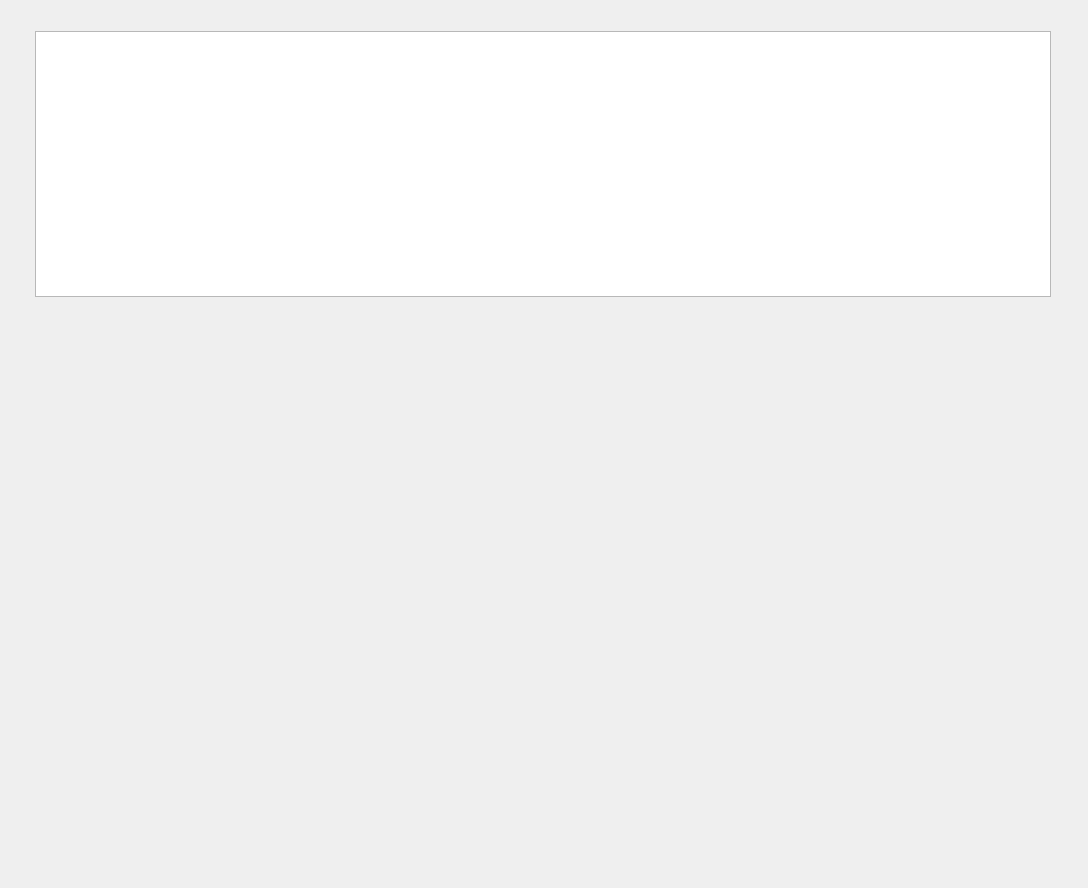
samuelvp360/SVP360CalculationController, file Views/uiPlotResults.ui: the form before one commit.
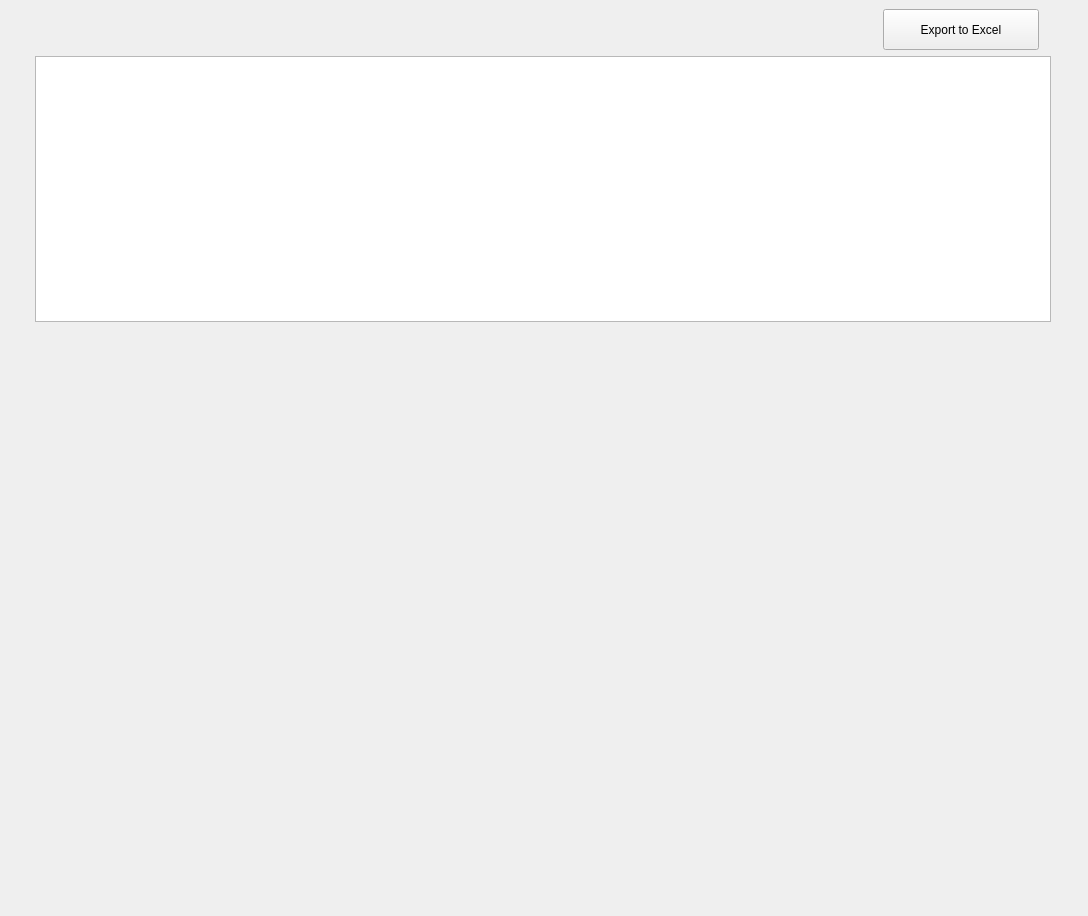
The form after the commit.

```diff
--- a/Views/uiPlotResults.ui
+++ b/Views/uiPlotResults.ui
@@ -7,7 +7,7 @@
     <x>0</x>
     <y>0</y>
     <width>1088</width>
-    <height>888</height>
+    <height>916</height>
    </rect>
   </property>
   <property name="windowTitle">
@@ -17,7 +17,7 @@
    <property name="geometry">
     <rect>
      <x>35</x>
-     <y>300</y>
+     <y>325</y>
      <width>1016</width>
      <height>576</height>
     </rect>
@@ -38,7 +38,7 @@
    <property name="geometry">
     <rect>
      <x>35</x>
-     <y>31</y>
+     <y>56</y>
      <width>1016</width>
      <height>266</height>
     </rect>
@@ -47,6 +47,19 @@
     <bool>true</bool>
    </property>
   </widget>
+  <widget class="QPushButton" name="pushButton">
+   <property name="geometry">
+    <rect>
+     <x>883</x>
+     <y>9</y>
+     <width>156</width>
+     <height>41</height>
+    </rect>
+   </property>
+   <property name="text">
+    <string>Export to Excel</string>
+   </property>
+  </widget>
  </widget>
  <resources/>
  <connections>
```
Left out of the diff: 19 changed lines with no effect on the pictures.
